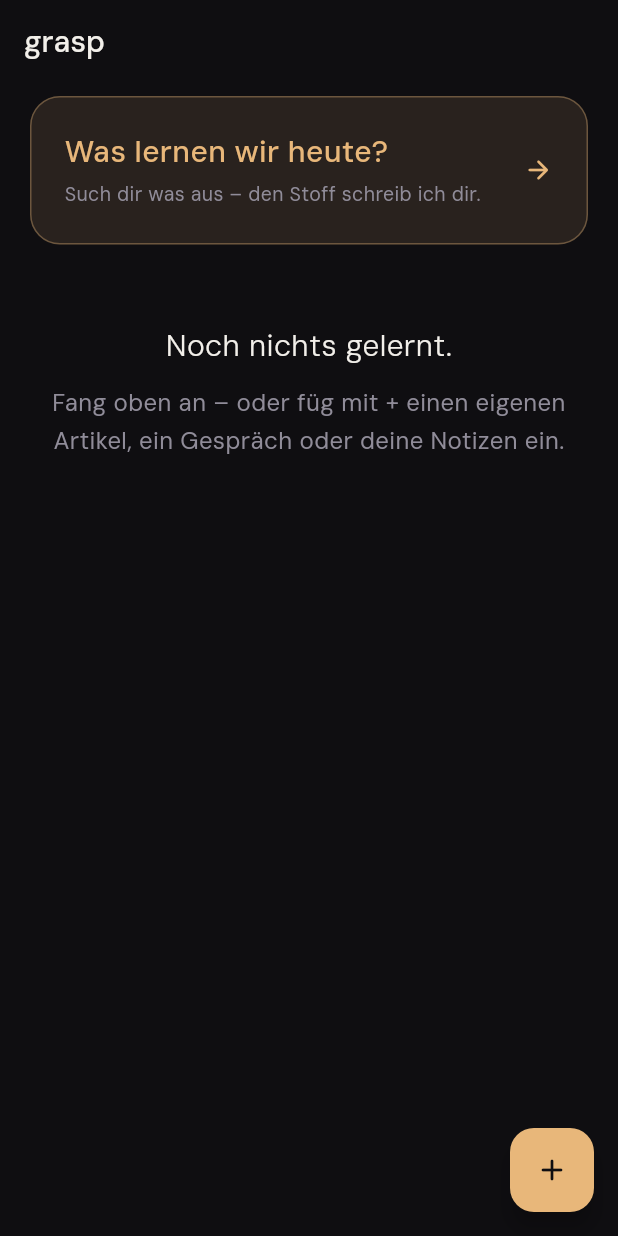
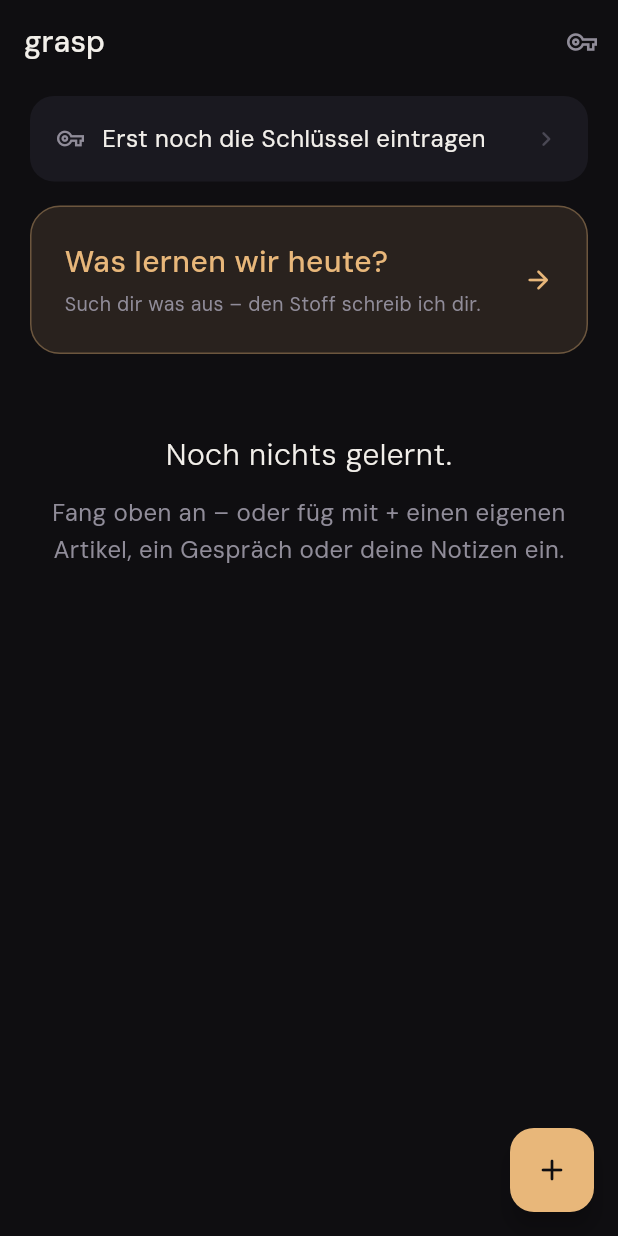
Before and after one commit to libaum/grasp, a Flutter app: the screen it shows after launch, on a phone screen of 412 x 824 dp. Run offline on Flutter 3.47's test engine with Material 3 defaults, Android fonts, the phone set to English and light mode, and no system bars; our stand-ins replace shared_preferences; missing offline and left inert: deepgram_speech_to_text, record.

Commit message:
Web build, suggestion cache and back-navigation fix
- Web build: keys come from the keys screen at runtime, never from the
  bundle. Deployed via GitHub Pages.
- Suggestions are cached per category, regenerated only on request.
- Back goes from the suggestions to the categories instead of leaving
  the screen.

```diff
--- a/lib/screens/home_screen.dart
+++ b/lib/screens/home_screen.dart
@@ -3,9 +3,11 @@ import 'package:provider/provider.dart';
 
 import '../models/topic.dart';
 import '../providers/library_provider.dart';
+import '../services/api_keys.dart';
 import '../theme/app_theme.dart';
 import 'add_topic_screen.dart';
 import 'discover_screen.dart';
+import 'keys_screen.dart';
 import 'session_screen.dart';
 
 class HomeScreen extends StatelessWidget {
@@ -14,10 +16,21 @@ class HomeScreen extends StatelessWidget {
   @override
   Widget build(BuildContext context) {
     final library = context.watch<LibraryProvider>();
+    final keys = context.watch<ApiKeys>();
 
     return Scaffold(
       appBar: AppBar(
         title: Text('grasp', style: AppTheme.title),
+        actions: [
+          if (!keys.isBakedIn)
+            IconButton(
+              icon: const Icon(Icons.vpn_key_outlined, size: 20),
+              tooltip: 'Schlüssel',
+              onPressed: () => Navigator.of(context).push(
+                MaterialPageRoute(builder: (_) => const KeysScreen()),
+              ),
+            ),
+        ],
       ),
       floatingActionButton: FloatingActionButton(
         backgroundColor: AppTheme.thread,
@@ -30,6 +43,10 @@ class HomeScreen extends StatelessWidget {
       body: ListView(
         padding: const EdgeInsets.fromLTRB(20, 8, 20, 96),
         children: [
+          if (!keys.isComplete) ...[
+            const _MissingKeysCard(),
+            const SizedBox(height: 16),
+          ],
           const _DiscoverCard(),
           const SizedBox(height: 24),
           if (library.isEmpty)
@@ -43,6 +60,42 @@ class HomeScreen extends StatelessWidget {
             ],
           ],
         ],
+      ),
+    );
+  }
+}
+
+/// Ohne Schlüssel geht nichts – aber die App sagt das ruhig, statt erst beim
+/// ersten Fehlschlag.
+class _MissingKeysCard extends StatelessWidget {
+  const _MissingKeysCard();
+
+  @override
+  Widget build(BuildContext context) {
+    return Material(
+      color: AppTheme.surface,
+      borderRadius: BorderRadius.circular(16),
+      child: InkWell(
+        borderRadius: BorderRadius.circular(16),
+        onTap: () => Navigator.of(context).push(
+          MaterialPageRoute(builder: (_) => const KeysScreen()),
+        ),
+        child: Padding(
+          padding: const EdgeInsets.fromLTRB(18, 16, 18, 16),
+          child: Row(
+            children: [
+              const Icon(Icons.vpn_key_outlined,
+                  size: 18, color: AppTheme.muted),
+              const SizedBox(width: 12),
+              Expanded(
+                child: Text('Erst noch die Schlüssel eintragen',
+                    style: AppTheme.body),
+              ),
+              const Icon(Icons.chevron_right_rounded,
+                  size: 20, color: AppTheme.faint),
+            ],
+          ),
+        ),
       ),
     );
   }
--- a/lib/screens/session_screen.dart
+++ b/lib/screens/session_screen.dart
@@ -3,6 +3,7 @@ import 'package:provider/provider.dart';
 
 import '../models/thread.dart';
 import '../models/topic.dart';
+import '../services/api_keys.dart';
 import '../services/discovery_service.dart';
 import '../providers/library_provider.dart';
 import '../providers/session_provider.dart';
@@ -32,7 +33,7 @@ class SessionScreen extends StatelessWidget {
       create: (_) => SessionProvider(
         topic: topic,
         library: library,
-        stt: DeepgramSttService(),
+        stt: DeepgramSttService(apiKey: context.read<ApiKeys>().deepgram),
         gemini: context.read<GeminiService>(),
       ),
       child: _SessionView(topic: topic),
--- /dev/null
+++ b/lib/services/api_keys.dart
@@ -0,0 +1,54 @@
+import 'package:flutter/foundation.dart';
+import 'package:shared_preferences/shared_preferences.dart';
+
+/// Woher die API-Schlüssel kommen.
+///
+/// Auf Android werden sie beim Bauen eingebacken (`--dart-define-from-file`).
+/// Im Web geht das **nicht**: alles, was in den Build wandert, steht im
+/// ausgelieferten JavaScript und ist damit öffentlich. Dort trägt jeder seine
+/// eigenen Schlüssel ein; sie liegen dann nur im Browser-Speicher dieses
+/// Geräts.
+class ApiKeys extends ChangeNotifier {
+  ApiKeys(this._prefs);
+
+  static const String geminiFromBuild = String.fromEnvironment('GEMINI_API_KEY');
+  static const String deepgramFromBuild =
+      String.fromEnvironment('DEEPGRAM_API_KEY');
+
+  static const String _geminiStorageKey = 'grasp_gemini_key';
+  static const String _deepgramStorageKey = 'grasp_deepgram_key';
+
+  final SharedPreferences _prefs;
+
+  String get gemini => geminiFromBuild.isNotEmpty
+      ? geminiFromBuild
+      : _prefs.getString(_geminiStorageKey) ?? '';
+
+  String get deepgram => deepgramFromBuild.isNotEmpty
+      ? deepgramFromBuild
+      : _prefs.getString(_deepgramStorageKey) ?? '';
+
+  bool get hasGemini => gemini.isNotEmpty;
+  bool get hasDeepgram => deepgram.isNotEmpty;
+  bool get isComplete => hasGemini && hasDeepgram;
+
+  /// Beide Schlüssel stecken im Build – dann gibt es nichts einzutragen.
+  bool get isBakedIn =>
+      geminiFromBuild.isNotEmpty && deepgramFromBuild.isNotEmpty;
+
+  Future<void> save({String? gemini, String? deepgram}) async {
+    if (gemini != null) {
+      await _prefs.setString(_geminiStorageKey, gemini.trim());
+    }
+    if (deepgram != null) {
+      await _prefs.setString(_deepgramStorageKey, deepgram.trim());
+    }
+    notifyListeners();
+  }
+
+  Future<void> clear() async {
+    await _prefs.remove(_geminiStorageKey);
+    await _prefs.remove(_deepgramStorageKey);
+    notifyListeners();
+  }
+}
```
Also changed, not shown: lib/main.dart (+6 -1 lines), lib/providers/suggestion_cache.dart (added, +108 -0 lines), lib/screens/discover_screen.dart (+56 -24 lines), lib/screens/keys_screen.dart (added, +158 -0 lines), lib/services/deepgram_stt_service.dart (+9 -8 lines), lib/services/discovery_service.dart (+11 -1 lines), lib/services/gemini_client.dart (+11 -9 lines), lib/services/gemini_service.dart (+3 -4 lines), 13 other files.
